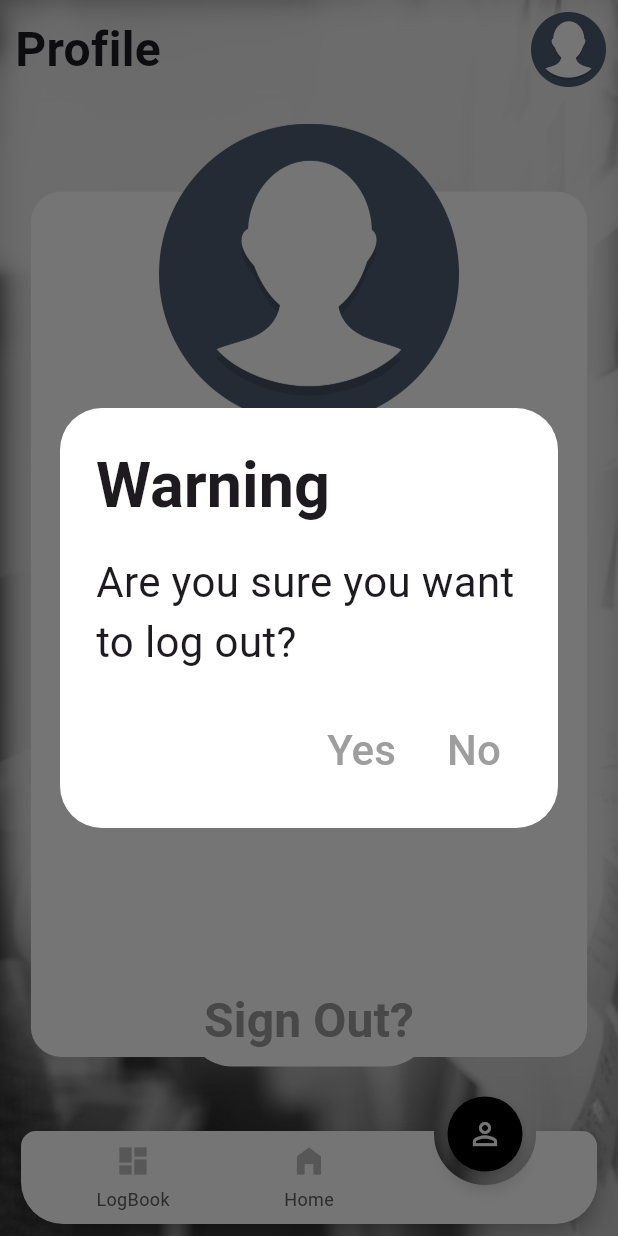
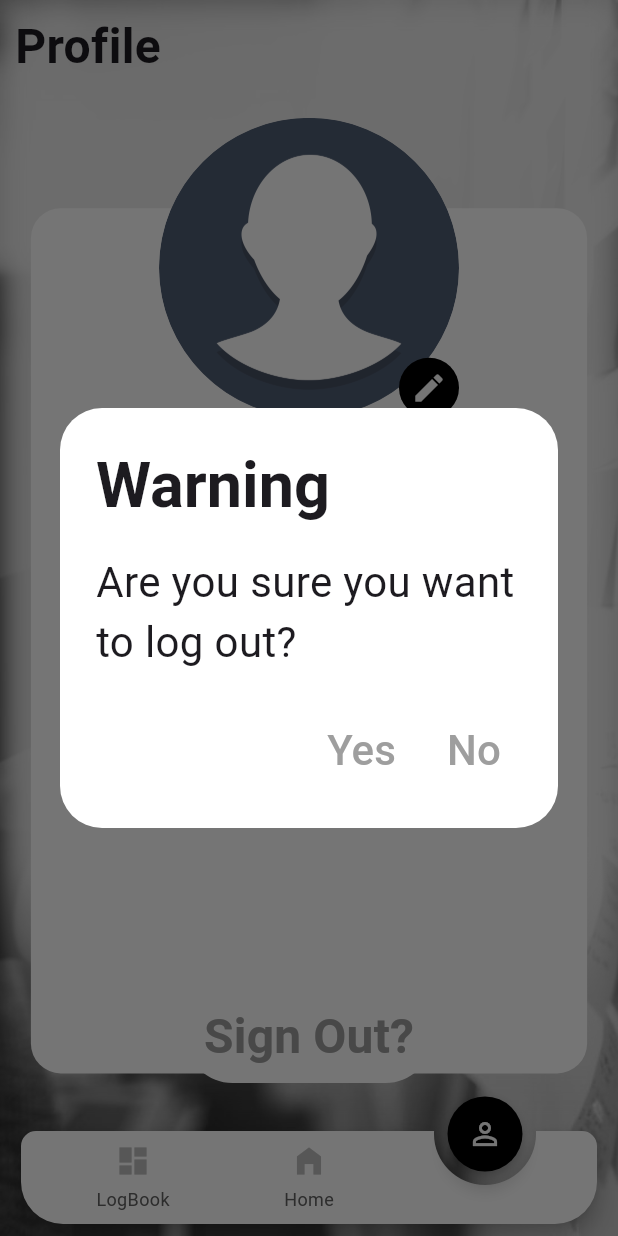
Before and after one commit to SharanxD/EcoSoftVms-Staff, a Flutter app: the StaffHomeScreen screen opened directly, item 3 of the bottom bar chosen, after a tap on "Sign Out?", on a phone screen of 412 x 824 dp. Run offline on Flutter 3.47's test engine with Material 2 defaults, Android fonts, the phone set to English and light mode, and no system bars; drawn by our look-alikes of animated_notch_bottom_bar; our stand-ins replace cloud_firestore, csv, email_validator, firebase_auth, firebase_core, firebase_storage and 5 more; missing offline and left inert: floating_snackbar, mailer; accounts and stored records are empty; Roboto replaces fonts that are missing (Questrial).

Commit message:
verification link added profile images added

```diff
--- a/lib/modals/userclass.dart
+++ b/lib/modals/userclass.dart
@@ -12,10 +12,11 @@ class Visitor{
   final String aadharnumber;
 }
 class Staff{
-  Staff({required this.EmailId,required this.UserName,required this.phoneno});
+  Staff({required this.EmailId,required this.UserName,required this.phoneno,required this.ProfileLink});
   final String UserName;
   final String EmailId;
   final String phoneno;
+  final String ProfileLink;
 }
 class LogBook{
   LogBook({required this.VisitorName, required this.Purpose,required this.Checkedin,required this.Checkedout,required this.id});
--- a/lib/services/services.dart
+++ b/lib/services/services.dart
@@ -10,7 +10,8 @@ class Services{
     Map<String,dynamic> obj={
       "UserName": s.UserName,
       "EmailId": s.EmailId,
-      "Phoneno": s.phoneno
+      "Phoneno": s.phoneno,
+      "ProfileLink": s.ProfileLink
 
     };
     String docId= s.UserName;
@@ -179,7 +180,7 @@ class Services{
     final snapshot=await firestore.collection("Staff").get();
     final List<DocumentSnapshot> documents = snapshot.docs;
     for(DocumentSnapshot element in documents){
-      staffs.add(Staff(EmailId: element["EmailId"], UserName: element["UserName"],phoneno: element["Phoneno"]));
+      staffs.add(Staff(EmailId: element["EmailId"], UserName: element["UserName"],phoneno: element["Phoneno"],ProfileLink: element["ProfileLink"]));
     }
     return staffs;
   }
@@ -199,12 +200,12 @@ class Services{
   }
 
   Future<Staff> getprofile(String email) async{
-    Staff s = Staff(EmailId: "Loading..", UserName: "loading..", phoneno: "Loading..");
+    Staff s = Staff(EmailId: "Loading..", UserName: "loading..", phoneno: "Loading..",ProfileLink: "");
     final snapshot = await firestore.collection("Staff").get();
     final List<DocumentSnapshot> documents = snapshot.docs;
     for(DocumentSnapshot element in documents){
       if(element["EmailId"]==email){
-        s= Staff(EmailId: element["EmailId"], UserName: element["UserName"], phoneno: element["Phoneno"]);
+        s= Staff(EmailId: element["EmailId"], UserName: element["UserName"], phoneno: element["Phoneno"],ProfileLink: element["ProfileLink"]);
 
       }
     }
@@ -221,4 +222,8 @@ class Services{
     }
     return temp;
   }
+  Future<void> addprofileimage(String link,Staff s) async{
+    await firestore.collection("Staff").doc(s.UserName).update(
+        {"ProfileLink": link}).then((value) => print("Link Added")).catchError((error)=>print(error.toString()));
+  }
 }
--- a/lib/ui/ProfilePage.dart
+++ b/lib/ui/ProfilePage.dart
@@ -1,33 +1,27 @@
+import 'dart:io';
+
 import 'package:ecosoftvmsstaff/modals/userclass.dart';
 import 'package:ecosoftvmsstaff/ui/SignInPage.dart';
 import 'package:firebase_auth/firebase_auth.dart';
+import 'package:firebase_storage/firebase_storage.dart';
 import 'package:flutter/foundation.dart';
 import 'package:flutter/material.dart';
 import 'package:google_fonts/google_fonts.dart';
+import 'package:image_picker/image_picker.dart';
+import 'package:permission_handler/permission_handler.dart';
 import '../services/services.dart';
 class ProfileScreen extends StatefulWidget {
-  const ProfileScreen({super.key});
+  const ProfileScreen({super.key,required this.s});
+  final Staff s;
   @override
   State<ProfileScreen> createState() => _ProfileScreenState();
 }
 class _ProfileScreenState extends State<ProfileScreen> {
-  final Services _s = Services();
-  Staff s= Staff(EmailId: "Loading..", UserName:"Loading..", phoneno: "Loading..");
-
-  Future<void> profile() async{
-    Staff temp = await _s.getprofile(FirebaseAuth.instance.currentUser!.email.toString());
-    setState(() {
-      s= temp;
-    });
-  }
-  @override
-  void initState(){
-    profile();
-    super.initState();
-  }
+  Services _s= Services();
 
   @override
   Widget build(BuildContext context) {
+
     Size size= MediaQuery.of(context).size;
     return SizedBox(
       width: size.width,
@@ -35,6 +29,8 @@ class _ProfileScreenState extends State<ProfileScreen> {
       child: Stack(
         children: [
           Center(
+            child: Padding(
+              padding: const EdgeInsets.only(top:30.0),
               child: Container(
                 width: size.width*0.9,height: size.height*0.7,
                 decoration: const BoxDecoration(
@@ -55,7 +51,7 @@ class _ProfileScreenState extends State<ProfileScreen> {
                         SizedBox(width: size.width*0.05,),
                         Padding(
                           padding: const EdgeInsets.all(8.0),
-                        child: Text(s.UserName,style: GoogleFonts.questrial(fontSize: 24),),
+                          child: Text(widget.s.UserName,style: GoogleFonts.questrial(fontSize: 24),),
                         )
                       ],
                     ),
@@ -78,7 +74,7 @@ class _ProfileScreenState extends State<ProfileScreen> {
                                 height: 40,
                                 child: SingleChildScrollView(
                                     scrollDirection: Axis.horizontal,
-                                  child: Text(s.EmailId,style: GoogleFonts.questrial(fontSize: 24),))),
+                                    child: Text(widget.s.EmailId,style: GoogleFonts.questrial(fontSize: 24),))),
                           ),
                         ],
                       ),
@@ -98,7 +94,7 @@ class _ProfileScreenState extends State<ProfileScreen> {
 
                           Padding(
                             padding: const EdgeInsets.all(8.0),
-                          child: Text(s.phoneno,style: GoogleFonts.questrial(fontSize: 24),),
+                            child: Text(widget.s.phoneno,style: GoogleFonts.questrial(fontSize: 24),),
                           )
                         ],
                       ),
@@ -142,12 +138,59 @@ class _ProfileScreenState extends State<ProfileScreen> {
                 ),
               ),
             ),
+          ),
           Positioned(
               left: (size.width-200)/2,
               top: size.height*0.02,
-              child: ClipRect(
-                child: Image.asset("assets/profile.png",width: 200,),
-              ))
+              child: ClipRRect(
+                borderRadius: BorderRadius.circular(200),
+                child: widget.s.ProfileLink==""?Image.asset("assets/profile.png",width: 200,):
+                Image.network(widget.s.ProfileLink,width: 200,height: 200,fit: BoxFit.cover,),
+              )),
+          Positioned(
+            right: (size.width-200)/2,
+            top: size.height*0.02+160,
+            child: Container(
+                width: 40,
+                height: 40,
+                decoration: BoxDecoration(
+                  color: Colors.black,
+                  borderRadius: BorderRadius.all(Radius.circular(30))
+                ),
+                child: IconButton(
+                    onPressed: ()async{
+                      final _firebaseStorage= FirebaseStorage.instance;
+                      final _imagePicker= ImagePicker();
+                      XFile? image;
+                      await Permission.storage.request();
+                      var permstatus = await Permission.storage.status;
+                      image = await _imagePicker.pickImage(source: ImageSource.gallery);
+                      var file = File(image!.path);
+                      if(image!=null){
+                        final staffmail = FirebaseAuth.instance.currentUser!.email;
+                        print(file);
+                        try{
+                          var snapshot = await _firebaseStorage.ref()
+                              .child('staffprofileimages/$staffmail')
+                              .putFile(file);
+                          var downloadUrl = await snapshot.ref.getDownloadURL();
+                          print(downloadUrl);
+                          _s.addprofileimage(downloadUrl, widget.s);
+
+
+
+                        }catch(e){
+                          print(e.toString());
+                        }
+                      }else{
+                        print("No image selected");
+                      }
+
+
+                    },
+                    icon: Icon(Icons.edit,color: Colors.white,))),
+
+          )
         ],
       ),
     );
--- a/lib/ui/StaffDashboardPage.dart
+++ b/lib/ui/StaffDashboardPage.dart
@@ -53,7 +53,6 @@ class _StaffDashBoardState extends State<StaffDashBoard> {
       });
 
     }
-
   }
   Future<void> getreq() async{
     List<Requests> temp= await _s.getstaffreq(FirebaseAuth.instance.currentUser!.displayName!) as List<Requests>;
@@ -99,6 +98,7 @@ class _StaffDashBoardState extends State<StaffDashBoard> {
 
   }
   Future<void> getcheckin() async{
+
     int count=0;
     for(var a in log){
       if(a.Checkedout==""){
--- a/lib/ui/StaffHomePage.dart
+++ b/lib/ui/StaffHomePage.dart
@@ -16,6 +16,14 @@ class StaffHomeScreen extends StatefulWidget {
 }
 
 class _StaffHomeScreenState extends State<StaffHomeScreen> {
+  Staff staff= Staff(EmailId: "Loading..", UserName:"Loading..", phoneno: "Loading..",ProfileLink: "");
+
+  Future<void> profile() async{
+    Staff temp = await _s.getprofile(FirebaseAuth.instance.currentUser!.email.toString());
+    setState(() {
+      staff= temp;
+    });
+  }
   final PageController _pagecontroller = PageController(initialPage: 1);
   final _controller =NotchBottomBarController(index: 1);
   final Services _s= Services();
@@ -31,7 +39,7 @@ class _StaffHomeScreenState extends State<StaffHomeScreen> {
   }
   @override
   void initState(){
-
+    profile();
     getlog();
     super.initState();
   }
@@ -44,7 +52,7 @@ class _StaffHomeScreenState extends State<StaffHomeScreen> {
     List<Widget> pages = [
       LogScreen(log: log,),
       const StaffDashBoard(),
-      const ProfileScreen()
+      ProfileScreen(s: staff,)
     ];
 
     return SafeArea(
@@ -89,22 +97,24 @@ class _StaffHomeScreenState extends State<StaffHomeScreen> {
                         mainAxisAlignment: MainAxisAlignment.spaceBetween,
                         children: [
                           Padding(
-                            padding: const EdgeInsets.only(left: 10.0),
+                            padding: const EdgeInsets.only(left: 10.0,top: 8,bottom: 8,right: 8),
                             child: Text(titles[_controller.index],
                                 style: GoogleFonts.questrial(
                                     fontSize: 32, fontWeight: FontWeight.bold)),
                           ),
-                          GestureDetector(
-                            onTap: (){
-                              _pagecontroller.jumpToPage(2);
-                            },
-                            child: Padding(
-                              padding: const EdgeInsets.all(8.0),
-                              child: ClipRect(
-                                child: Image.asset(
-                                  "assets/profile.png",
-                                  width: 50,
-                                ),
+                          Visibility(
+                            visible: _controller.index!=2,
+                            child: GestureDetector(
+                              onTap: (){
+                                _pagecontroller.jumpToPage(2);
+                              },
+                              child: Padding(
+                                padding: const EdgeInsets.all(8.0),
+                                child: ClipRRect(
+                                  borderRadius: BorderRadius.circular(50),
+                                  child: staff.ProfileLink==""?Image.asset("assets/profile.png",width: 50,):
+                                  Image.network(staff.ProfileLink,width: 50,height: 50,fit: BoxFit.cover,),
+                                )
                               ),
                             ),
                           )
--- a/pubspec.yaml
+++ b/pubspec.yaml
@@ -25,7 +25,9 @@ dependencies:
   path_provider: any
   share_plus: any
   csv: ^5.0.2
-  permission_handler: any
+  permission_handler: ^10.1.0
+  image_picker: any
+  firebase_storage: any
 
 dev_dependencies:
   flutter_test:
```
Also changed, not shown: lib/ui/SignInPage.dart (+32 -13 lines), assets/vmspic.jpeg (added), pubspec.lock, 6 other files. Lines whose indentation alone changed are shown as unchanged.
